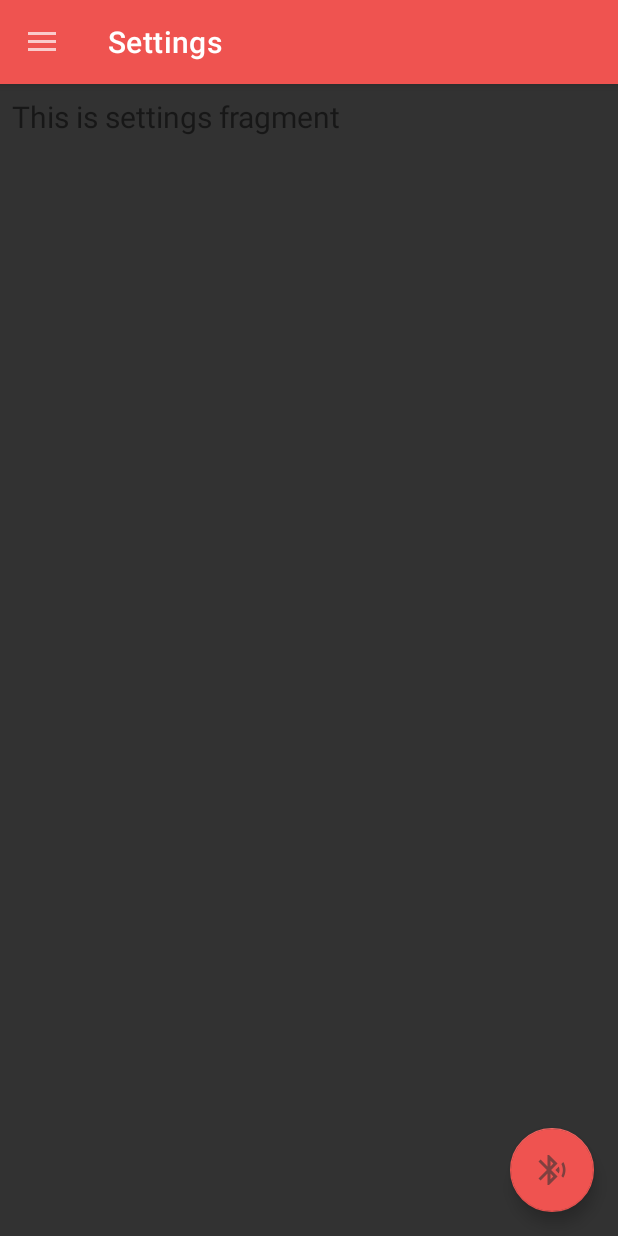
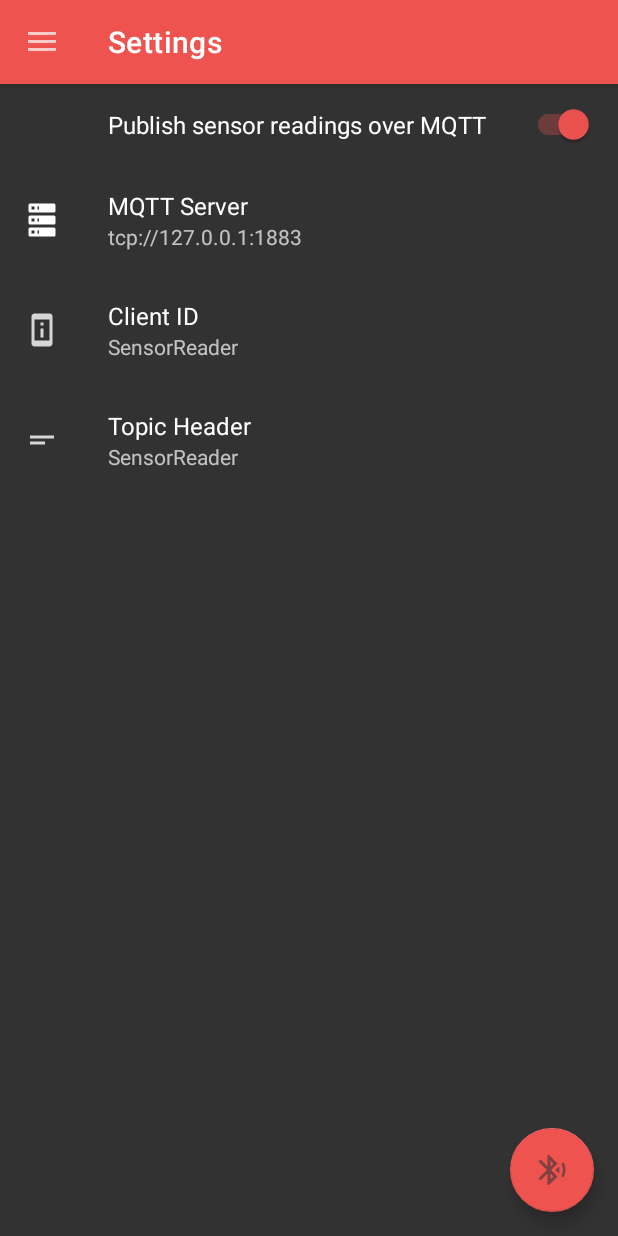
Before and after one commit to G0RIAN/MijiaLogger, an Android app: the screen it shows after launch (MainActivity), in the side drawer, after a tap on "Settings", on a phone screen of 412 x 824 dp. Run offline under Robolectric (Android 15) with nearby library versions, the phone set to English and light mode, and no system bars; our stand-ins replace androidx.preference, navigation-ui; libraries missing offline, so code that uses them is left out: org.eclipse.paho; 2 statements that could not run were skipped.

Commit message:
implemented UI update

```diff
--- a/app/src/main/java/de/gorian/sensorreader/ui/settings/SettingsFragment.java
+++ b/app/src/main/java/de/gorian/sensorreader/ui/settings/SettingsFragment.java
@@ -1,25 +1,46 @@
 package de.gorian.sensorreader.ui.settings;
 
+import android.content.SharedPreferences;
 import android.os.Bundle;
-import android.view.LayoutInflater;
-import android.view.View;
-import android.view.ViewGroup;
-import android.widget.TextView;
 
-import androidx.annotation.NonNull;
-import androidx.fragment.app.Fragment;
-import androidx.lifecycle.ViewModelProvider;
+import androidx.preference.EditTextPreference;
+import androidx.preference.PreferenceFragmentCompat;
 
 import de.gorian.sensorreader.R;
 
-public class SettingsFragment extends Fragment {
 
-	public View onCreateView(@NonNull LayoutInflater inflater,
-	                         ViewGroup container, Bundle savedInstanceState) {
-		SettingsViewModel settingsViewModel = new ViewModelProvider(this).get(SettingsViewModel.class);
-		View root = inflater.inflate(R.layout.fragment_settings, container, false);
-		final TextView textView = root.findViewById(R.id.text_slideshow);
-		settingsViewModel.getText().observe(getViewLifecycleOwner(), textView::setText);
-		return root;
+public class SettingsFragment extends PreferenceFragmentCompat implements SharedPreferences.OnSharedPreferenceChangeListener {
+
+
+	@Override
+	public void onCreatePreferences(Bundle savedInstanceState, String rootKey) {
+		setPreferencesFromResource(R.xml.preferences, rootKey);
+
+	}
+
+	@Override
+	public void onSharedPreferenceChanged(SharedPreferences sharedPreferences, String key) {
+		switch (key) {
+			case "server_uri":
+			case "client_id":
+			case "publish_topic_header":
+				EditTextPreference connectionPref = findPreference(key);
+				assert connectionPref != null;
+				connectionPref.setSummary(sharedPreferences.getString(key, ""));
+				break;
+		}
+
+	}
+
+	@Override
+	public void onResume() {
+		super.onResume();
+		getPreferenceScreen().getSharedPreferences().registerOnSharedPreferenceChangeListener(this);
+	}
+
+	@Override
+	public void onPause() {
+		getPreferenceScreen().getSharedPreferences().unregisterOnSharedPreferenceChangeListener(this);
+		super.onPause();
 	}
 }
--- /dev/null
+++ b/app/src/main/res/drawable-anydpi/short_text.xml
@@ -0,0 +1,11 @@
+<vector xmlns:android="http://schemas.android.com/apk/res/android"
+    android:width="24dp"
+    android:height="24dp"
+    android:alpha="0.8"
+    android:tint="#FFFFFF"
+    android:viewportWidth="24"
+    android:viewportHeight="24">
+  <path
+      android:fillColor="@android:color/white"
+      android:pathData="M4,9h16v2H4V9zM4,13h10v2H4V13z" />
+</vector>
--- a/app/src/main/res/values/strings.xml
+++ b/app/src/main/res/values/strings.xml
@@ -15,6 +15,9 @@
     <string name="default_mac">00:00:00:00:00</string>
     <string name="default_name">MJ_HT_V1</string>
     <string name="default_temp">25,2 °C</string>
+    <string name="temperature_template">%1$s °C</string>
+    <string name="humidity_template">%1$s %%</string>
+    <string name="battery_template">%1$s %%</string>
     <string name="humidity_icon_name">humidity icon</string>
     <string name="temperature_icon_name">temperature icon</string>
     <string name="default_humidity">43,2 %</string>
--- a/app/src/main/res/values/styles.xml
+++ b/app/src/main/res/values/styles.xml
@@ -1,13 +1,14 @@
 <resources>
     <!-- Base application theme. -->
-    <style name="AppTheme" parent="Theme.AppCompat.Light.DarkActionBar">
+    <style name="AppTheme" parent="Platform.MaterialComponents">
         <!-- Customize your theme here. -->
         <item name="colorPrimary">@color/colorPrimary</item>
         <item name="colorPrimaryDark">@color/colorPrimaryDark</item>
         <item name="colorAccent">@color/colorAccent</item>
+        <item name="preferenceTheme">@style/PrefTheme</item>
     </style>
 
-    <style name="AppTheme.NoActionBar">
+    <style name="AppTheme.NoActionBar" parent="AppTheme">
         <item name="windowActionBar">false</item>
         <item name="windowNoTitle">true</item>
     </style>
@@ -16,4 +17,12 @@
 
     <style name="AppTheme.PopupOverlay" parent="ThemeOverlay.AppCompat.Light" />
 
+
+    <style name="PrefTheme" parent="@style/PreferenceThemeOverlay">
+        <item name="preferenceCategoryStyle">@style/CategoryStyle</item>
+    </style>
+
+    <style name="CategoryStyle" parent="Preference.Category">
+        <item name="android:layout">@layout/pref_category_view</item>
+    </style>
 </resources>
--- a/app/src/main/res/xml/preferences.xml
+++ b/app/src/main/res/xml/preferences.xml
@@ -1,35 +1,51 @@
 <PreferenceScreen xmlns:android="http://schemas.android.com/apk/res/android"
     xmlns:app="http://schemas.android.com/apk/res-auto">
 
-    <EditTextPreferenceCompat
-        android:id="@+id/mqtt_server"
+    <SwitchPreferenceCompat
+        android:id="@+id/publish_data"
+        android:defaultValue="true"
+        android:enabled="true"
+        android:saveEnabled="true"
+        app:defaultValue="true"
+        app:enabled="true"
+        app:key="publish_data"
+        app:title="Publish sensor readings over MQTT" />
+    <EditTextPreference
+        android:id="@+id/server_uri"
         android:layout_width="match_parent"
         android:layout_height="wrap_content"
         android:defaultValue="tcp://127.0.0.1:1883"
-        android:key="mqtt_server"
+        android:key="server_uri"
+        app:defaultValue="tcp://127.0.0.1:1883"
         android:selectAllOnFocus="true"
         android:singleLine="true"
         android:title="MQTT Server"
         app:icon="@drawable/server"
         app:summary="tcp://127.0.0.1:1883" />
-    <EditTextPreferenceCompat
+    <EditTextPreference
         android:id="@+id/client_id"
         android:layout_width="match_parent"
         android:layout_height="wrap_content"
-        android:defaultValue="@string/app_name"
+        android:defaultValue="SensorReader"
+        app:defaultValue="SensorReader"
         android:key="client_id"
         android:selectAllOnFocus="true"
         android:singleLine="true"
         android:title="Client ID"
         app:icon="@drawable/phone_info"
-        app:summary="@string/app_name" />
-    <SwitchPreferenceCompat
-        app:key="notifications"
-        app:title="Enable message notifications" />
+        app:summary="SensorReader" />
+    <EditTextPreference
+        android:id="@+id/publish_topic_header"
+        android:layout_width="match_parent"
+        android:layout_height="wrap_content"
+        android:defaultValue="SensorReader"
+        android:key="publish_topic_header"
+        android:selectAllOnFocus="true"
+        android:singleLine="true"
+        android:title="Topic Header"
+        app:defaultValue="SensorReader"
+        app:icon="@drawable/short_text"
+        app:summary="SensorReader" />
 
-    <Preference
-        app:key="feedback"
-        app:summary="Report technical issues or suggest new features"
-        app:title="Send feedback" />
 
 </PreferenceScreen>
```
Also changed, not shown: app/src/main/AndroidManifest.xml (+2 -11 lines), app/src/main/java/de/gorian/sensorreader/BluetoothLeService.java (+55 -15 lines), app/src/main/java/de/gorian/sensorreader/MainActivity.java (+85 -0 lines), app/src/main/java/de/gorian/sensorreader/SensorUpdateBroadcastReceiver.java (+75 -71 lines), app/src/main/res/layout/pref_category_view.xml (added, +7 -0 lines), app/src/main/res/layout/sensor_element.xml (+5 -5 lines), app/src/main/res/drawable-hdpi/short_text.png (added), app/src/main/res/drawable-mdpi/short_text.png (added), app/src/main/res/drawable-xhdpi/short_text.png (added), app/src/main/res/drawable-xxhdpi/short_text.png (added).
